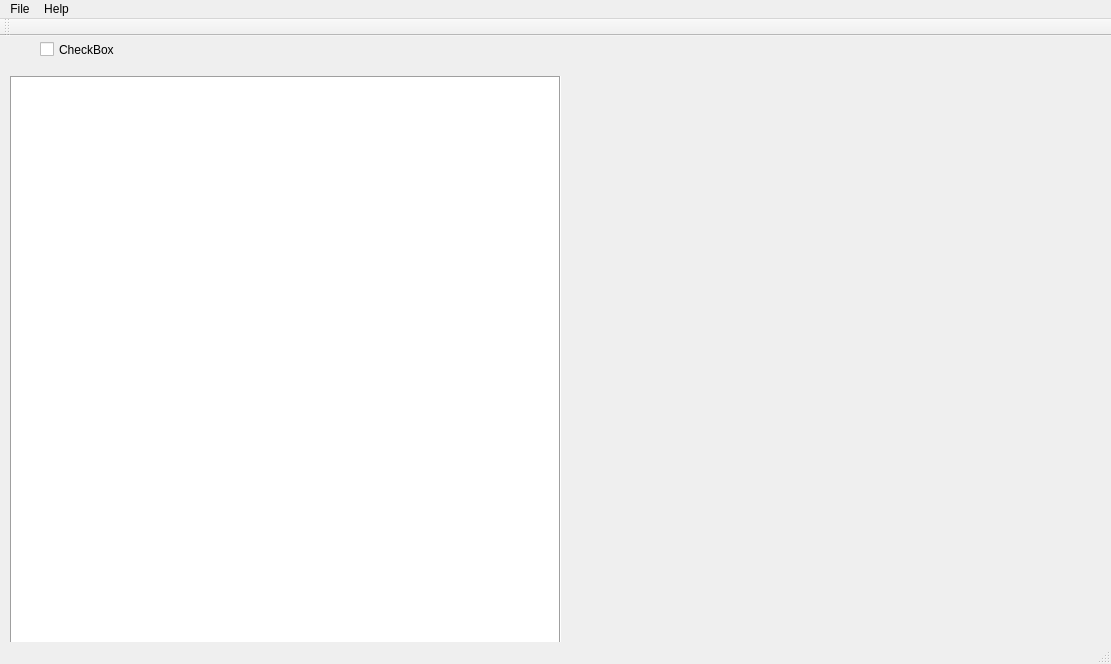
This is mainwindow.ui in wsmzjzz/MDEditor as Qt 5 draws it before an edit. The edited form follows.
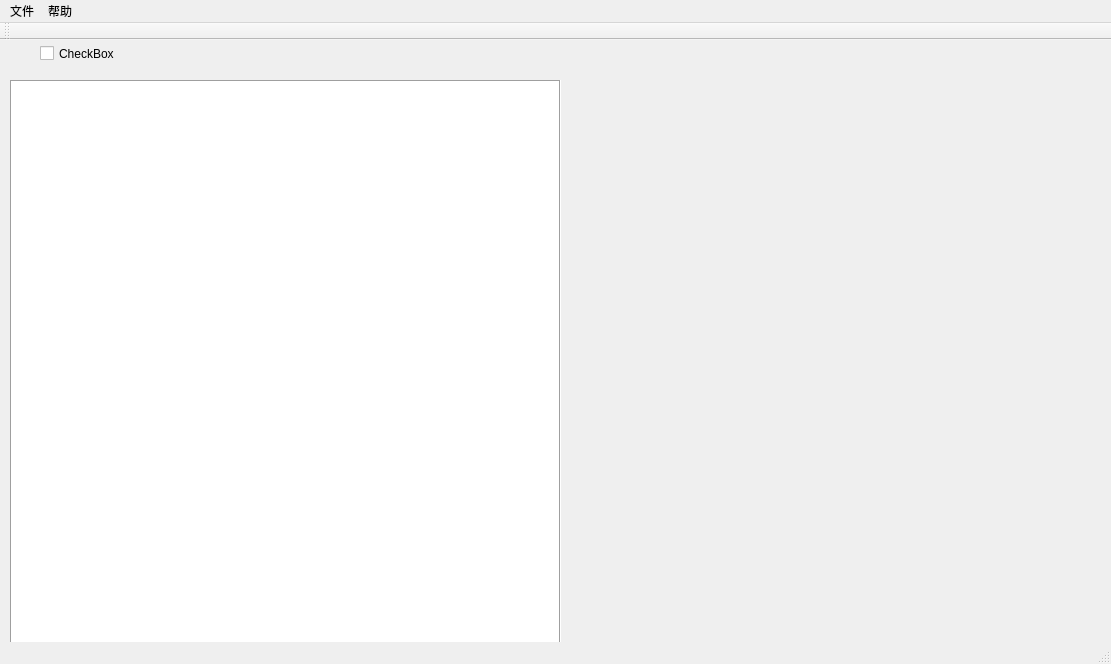
This is the edited form.

Commit message: full file actions

```diff
--- a/mainwindow.ui
+++ b/mainwindow.ui
@@ -74,7 +74,7 @@
    </property>
    <widget class="QMenu" name="menu123">
     <property name="title">
-     <string>File</string>
+     <string>文件</string>
     </property>
     <addaction name="actionNew_File"/>
     <addaction name="actionOpen_File"/>
@@ -83,7 +83,7 @@
    </widget>
    <widget class="QMenu" name="menuHelp">
     <property name="title">
-     <string>Help</string>
+     <string>帮助</string>
     </property>
    </widget>
    <addaction name="menu123"/>
```
Left out of the diff: 8 changed lines with no effect on the pictures. The commit also changes 2 other files.
